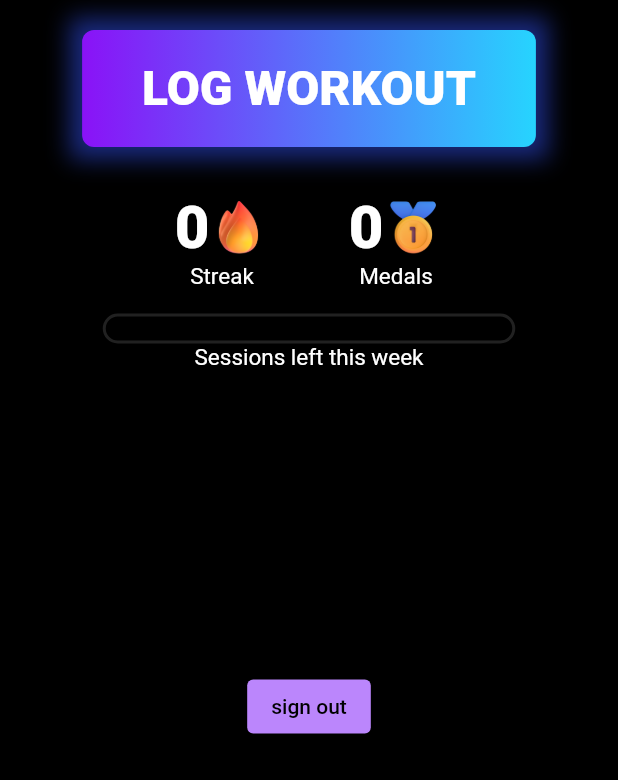
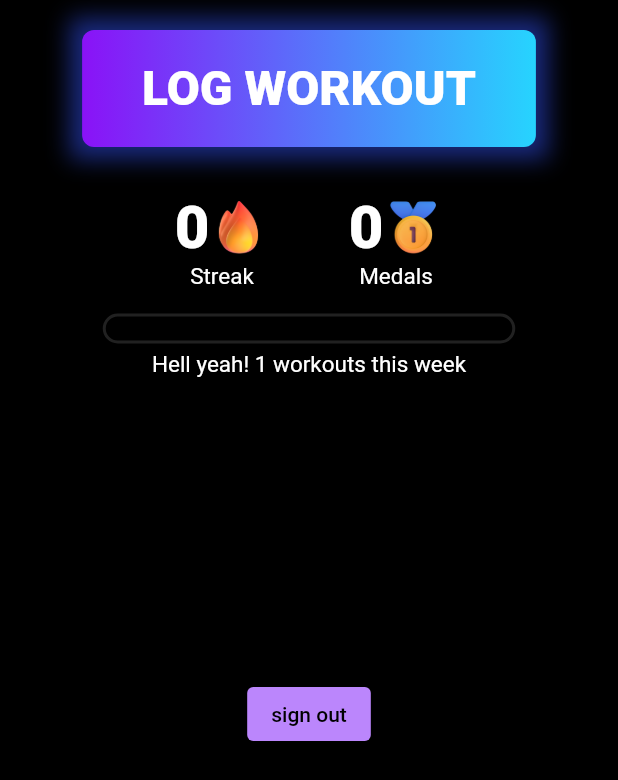
Before and after one commit to ethernetz/hot-summer, a Flutter app: the screen it shows once a user with an empty profile is signed in, after a tap on "LOG WORKOUT", on a phone screen of 412 x 824 dp. Shown: the top 780 px of the screen. Run offline on Flutter 3.47's test engine with Material 2 defaults, Android fonts, the phone set to English and light mode, and no system bars; our stand-ins replace cloud_firestore, firebase_auth, firebase_core, firebase_crashlytics, google_fonts, google_sign_in and 1 more; accounts and stored records are empty; network calls fail.

```diff
--- a/app/lib/components/self_metrics.dart
+++ b/app/lib/components/self_metrics.dart
@@ -17,6 +17,7 @@ class SelfMetrics extends StatelessWidget {
     if (hotuser == null) {
       return const SizedBox();
     }
+    final numWorkoutsSinceMonday = workouts.getNumWorkoutsSinceMonday();
     return Column(
       children: [
         Row(
@@ -96,12 +97,15 @@ class SelfMetrics extends StatelessWidget {
             SizedBox(
               width: 275,
               child: ProgressBar(
-                currentValue: workouts.getNumWorkoutsSinceMonday(),
+                currentValue: numWorkoutsSinceMonday,
                 maxValue: hotuser.sessionsPerWeekGoal!,
               ),
             ),
+            const SizedBox(height: 5),
             Text(
-              'Sessions left this week',
+              numWorkoutsSinceMonday >= hotuser.sessionsPerWeekGoal!
+                  ? 'Hell yeah! $numWorkoutsSinceMonday workouts this week'
+                  : '${hotuser.sessionsPerWeekGoal! - numWorkoutsSinceMonday} sessions left this week',
               style: GoogleFonts.kumbhSans(
                 color: Colors.white,
                 fontSize: 15,
--- a/app/lib/services/firestore_service.dart
+++ b/app/lib/services/firestore_service.dart
@@ -24,6 +24,7 @@ class FirestoreService {
 
   Future<void> logWorkout(BuildContext context) {
     var hotuser = context.read<HotUser?>();
+    var workouts = context.read<Workouts>();
     if (hotuser == null) {
       return Future.value();
     }
@@ -32,32 +33,16 @@ class FirestoreService {
     }
 
     final userRef = _firebaseFirestore.collection('users').doc(hotuser.uid);
-    final userWorkoutsRef = userRef.collection('workouts');
-    final userNewWorkoutRef = userWorkoutsRef.doc();
+    final userNewWorkoutRef = userRef.collection('workouts').doc();
 
-    return _firebaseFirestore.runTransaction((transaction) async {
-      final userDocumentSnapshot = await transaction.get(userRef);
-      final userData = userDocumentSnapshot.data();
-      if (userData == null) {
-        return;
-      }
-      final user = HotUser.fromJson(userData);
-
-      final latestWorkoutSnapshot = await userWorkoutsRef
-          .orderBy("timestamp", descending: true)
-          .limit(1)
-          .get();
-
-      final workouts = Workouts.fromSnapshots(latestWorkoutSnapshot.docs);
-
-      transaction.update(userRef, {
-        "streak": _shouldContinueStreak(workouts) ? user.streak + 1 : 1,
-      });
-
-      transaction.set(userNewWorkoutRef, {
+    return Future.wait([
+      userRef.update({
+        "streak": _shouldContinueStreak(workouts) ? hotuser.streak + 1 : 1,
+      }),
+      userNewWorkoutRef.set({
         "timestamp": Timestamp.now(),
-      });
-    });
+      })
+    ]);
   }
 
   bool _shouldContinueStreak(Workouts workouts) {
--- a/app/lib/widgets/hot_button.dart
+++ b/app/lib/widgets/hot_button.dart
@@ -15,8 +15,8 @@ class _HotButtonState extends State<HotButton>
     with SingleTickerProviderStateMixin {
   late final AnimationController _controller = AnimationController(
     vsync: this,
-    duration: const Duration(milliseconds: 150),
-    reverseDuration: const Duration(milliseconds: 150),
+    duration: const Duration(milliseconds: 100),
+    reverseDuration: const Duration(milliseconds: 100),
     value: 1.0,
     upperBound: 1.0,
     lowerBound: 0.8,
```
